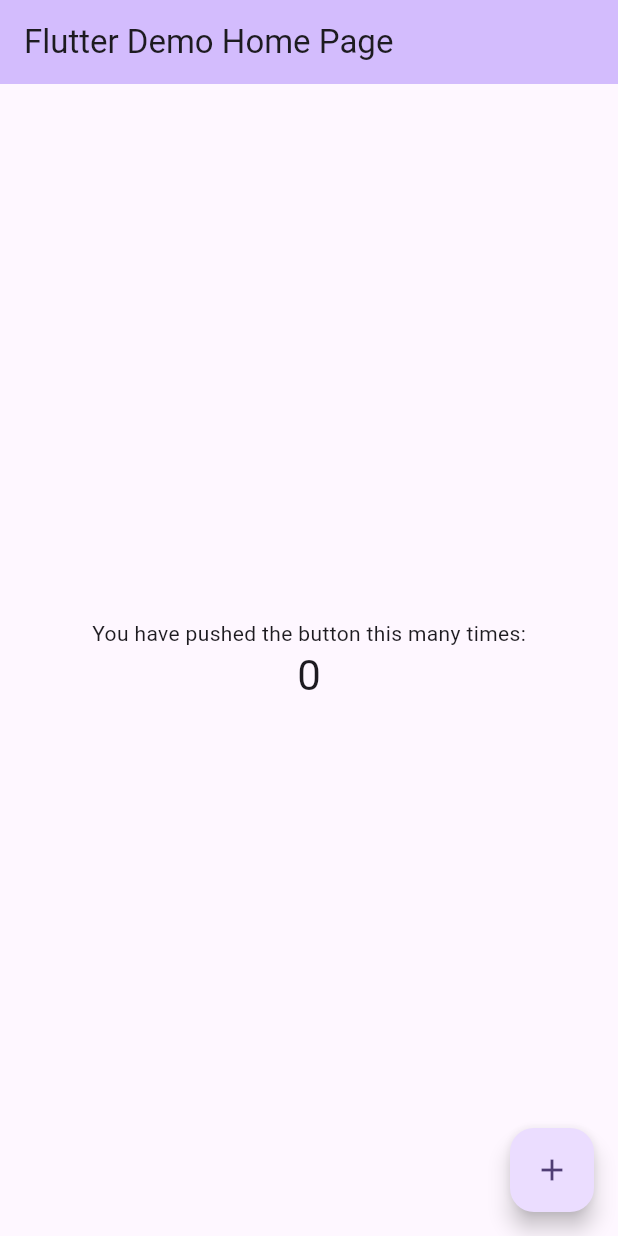
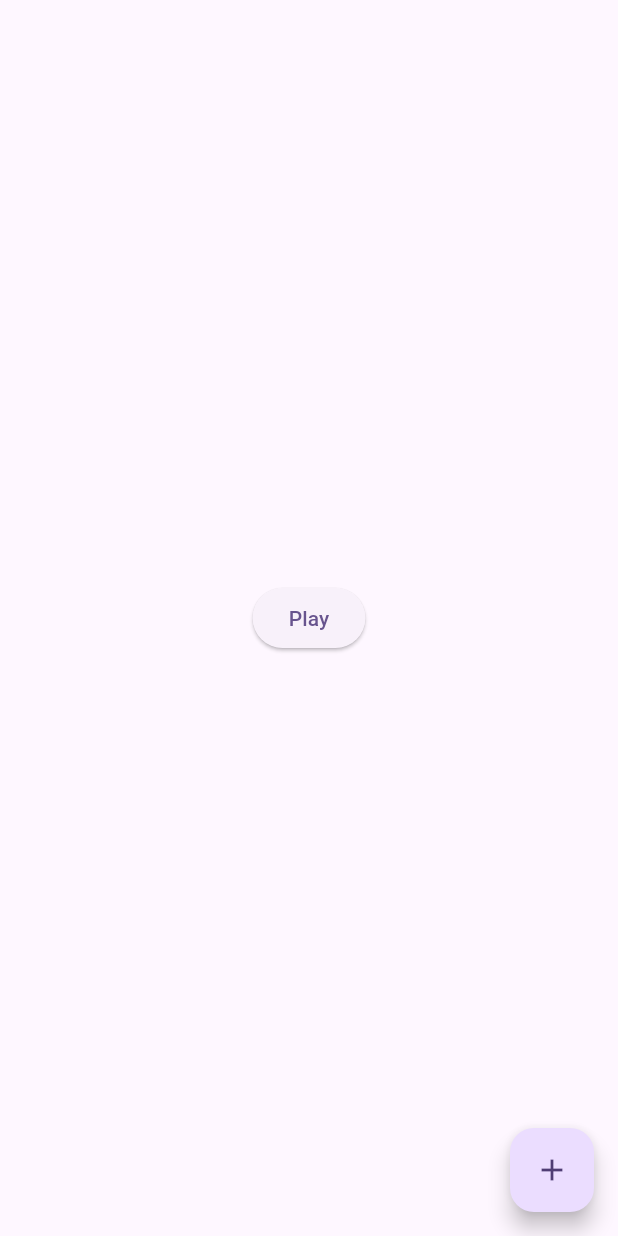
Before and after one commit to JoshChadwick/guess_the_lyrics, a Flutter app: the screen it shows after launch, on a phone screen of 412 x 824 dp. Run offline on Flutter 3.47's test engine with Material 2 defaults, Android fonts, the light colour scheme and no system bars.

Commit message:
Second Page Creation

```diff
--- a/lib/main.dart
+++ b/lib/main.dart
@@ -1,3 +1,6 @@
+// ignore_for_file: avoid_print
+
+
 import 'package:flutter/material.dart';
 
 void main() {
@@ -13,21 +16,6 @@
     return MaterialApp(
       title: 'Flutter Demo',
       theme: ThemeData(
-        // This is the theme of your application.
-        //
-        // TRY THIS: Try running your application with "flutter run". You'll see
-        // the application has a blue toolbar. Then, without quitting the app,
-        // try changing the seedColor in the colorScheme below to Colors.green
-        // and then invoke "hot reload" (save your changes or press the "hot
-        // reload" button in a Flutter-supported IDE, or press "r" if you used
-        // the command line to start the app).
-        //
-        // Notice that the counter didn't reset back to zero; the application
-        // state is not lost during the reload. To reset the state, use hot
-        // restart instead.
-        //
-        // This works for code too, not just values: Most code changes can be
-        // tested with just a hot reload.
         colorScheme: ColorScheme.fromSeed(seedColor: Colors.deepPurple),
         useMaterial3: true,
       ),
@@ -70,48 +58,19 @@
 
   @override
   Widget build(BuildContext context) {
-    // This method is rerun every time setState is called, for instance as done
-    // by the _incrementCounter method above.
-    //
-    // The Flutter framework has been optimized to make rerunning build methods
-    // fast, so that you can just rebuild anything that needs updating rather
-    // than having to individually change instances of widgets.
     return Scaffold(
-      appBar: AppBar(
-        // TRY THIS: Try changing the color here to a specific color (to
-        // Colors.amber, perhaps?) and trigger a hot reload to see the AppBar
-        // change color while the other colors stay the same.
-        backgroundColor: Theme.of(context).colorScheme.inversePrimary,
-        // Here we take the value from the MyHomePage object that was created by
-        // the App.build method, and use it to set our appbar title.
-        title: Text(widget.title),
-      ),
       body: Center(
-        // Center is a layout widget. It takes a single child and positions it
-        // in the middle of the parent.
         child: Column(
-          // Column is also a layout widget. It takes a list of children and
-          // arranges them vertically. By default, it sizes itself to fit its
-          // children horizontally, and tries to be as tall as its parent.
-          //
-          // Column has various properties to control how it sizes itself and
-          // how it positions its children. Here we use mainAxisAlignment to
-          // center the children vertically; the main axis here is the vertical
-          // axis because Columns are vertical (the cross axis would be
-          // horizontal).
-          //
-          // TRY THIS: Invoke "debug painting" (choose the "Toggle Debug Paint"
-          // action in the IDE, or press "p" in the console), to see the
-          // wireframe for each widget.
           mainAxisAlignment: MainAxisAlignment.center,
           children: <Widget>[
-            const Text(
-              'You have pushed the button this many times:',
-            ),
-            Text(
-              '$_counter',
-              style: Theme.of(context).textTheme.headlineMedium,
-            ),
+            ElevatedButton(
+                onPressed: () {
+                  Navigator.push(
+                    context,
+                    MaterialPageRoute(builder: (context) => const PlayPage()),
+                  );
+                },
+                child: Text("Play"))
           ],
         ),
       ),
@@ -123,3 +82,24 @@
     );
   }
 }
+
+class PlayPage extends StatefulWidget {
+  const PlayPage({super.key});
+
+  @override
+  _PlayPageState createState() => _PlayPageState();
+}
+
+class _PlayPageState extends State<PlayPage> {
+  @override
+  Widget build(BuildContext context) {
+    return Scaffold(
+      appBar: AppBar(
+        title: const Text("Play"),
+      ),
+      body: const Center(
+        child: Text("Play"),
+      ),
+    );
+  }
+}
```
